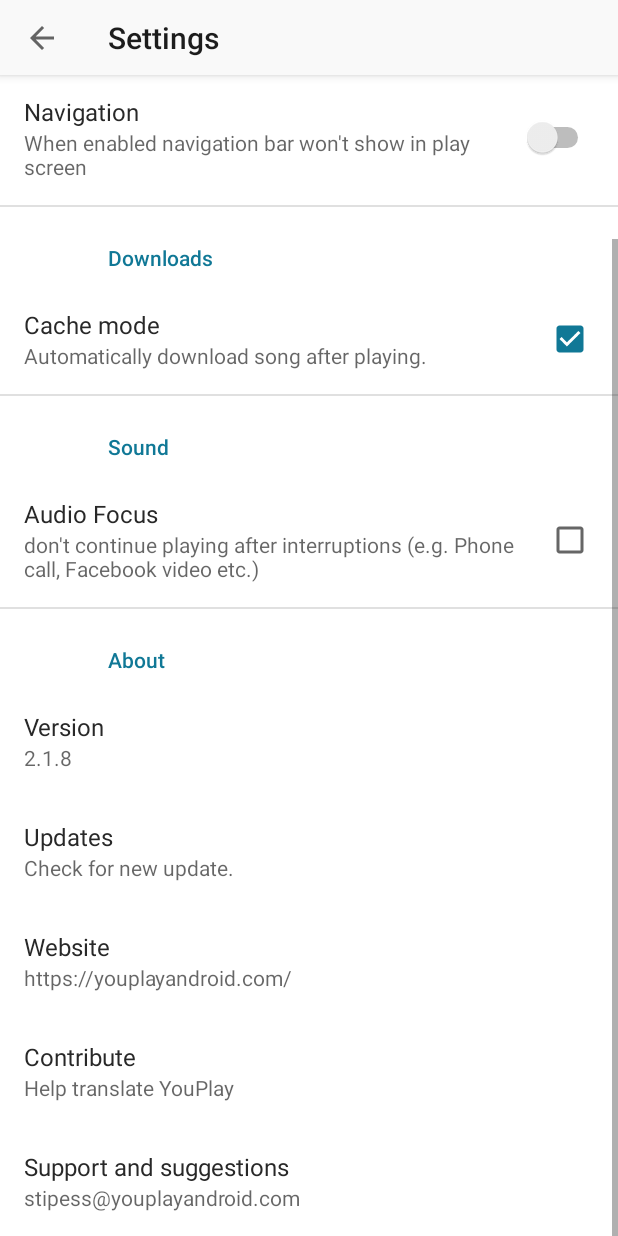
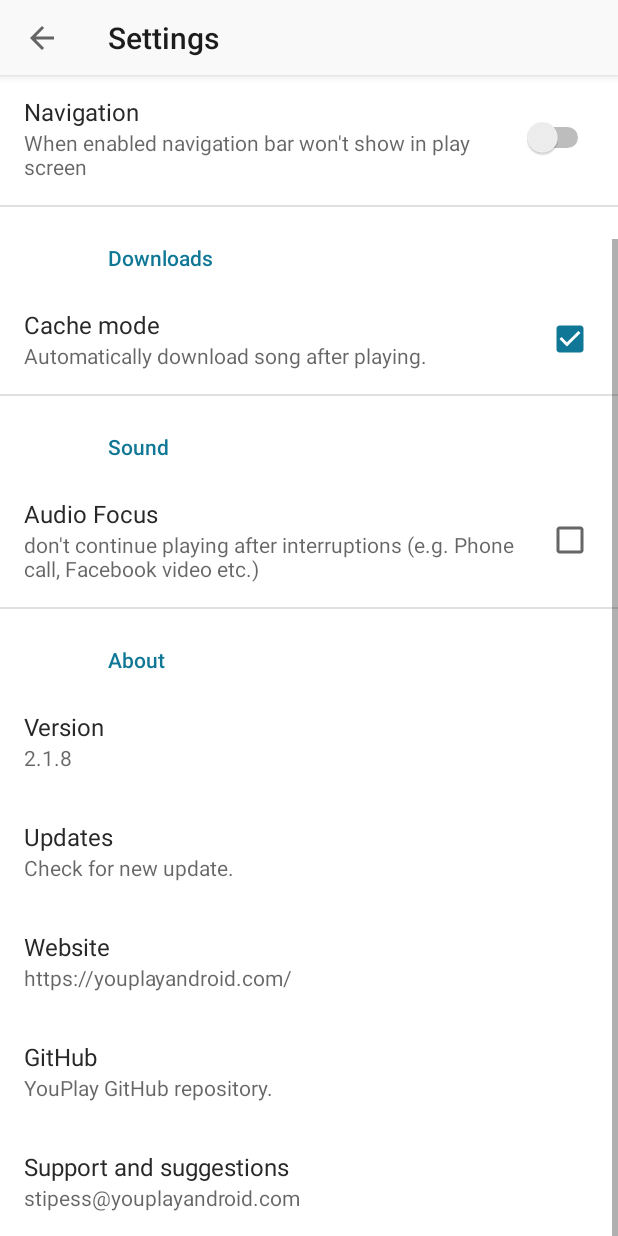
Before and after one commit to Stipess1/YouPlay, an Android app: the SettingsFragment screen opened directly, with no data from a screen before it, scrolled down 127 dp, on a phone screen of 412 x 824 dp. Run offline under Robolectric (Android 15) with nearby library versions, the phone set to English and light mode, and no system bars; our stand-ins replace androidx.preference.

Commit message:
update preference with github link

```diff
--- a/app/src/main/java/com/stipess/youplay/fragments/SettingsFragment.java
+++ b/app/src/main/java/com/stipess/youplay/fragments/SettingsFragment.java
@@ -159,7 +159,7 @@ public class SettingsFragment extends PreferenceFragmentCompat {
         contribute.setOnPreferenceClickListener(new Preference.OnPreferenceClickListener() {
             @Override
             public boolean onPreferenceClick(Preference preference) {
-                Intent website = new Intent(Intent.ACTION_VIEW, Uri.parse(BuildConfig.YOUPLAY_WEBSITE+"/contribute"));
+                Intent website = new Intent(Intent.ACTION_VIEW, Uri.parse("https://github.com/Stipess1/YouPlay"));
                 startActivity(website);
                 return true;
             }
--- a/app/src/main/res/values/strings.xml
+++ b/app/src/main/res/values/strings.xml
@@ -91,8 +91,8 @@
     <string name="check_download">Download</string>
     <string name="send_email">Support and suggestions</string>
     <string name="email_summary" translatable="false">stipess@youplayandroid.com</string>
-    <string name="contribute">Contribute</string>
-    <string name="contribute_summary">Help translate YouPlay</string>
+    <string name="contribute">GitHub</string>
+    <string name="contribute_summary">YouPlay GitHub repository.</string>
 
     <!--Alert Dialog-->
     <string name="alert_title">Download not available</string>
```
Also changed, not shown: 1 other file.
